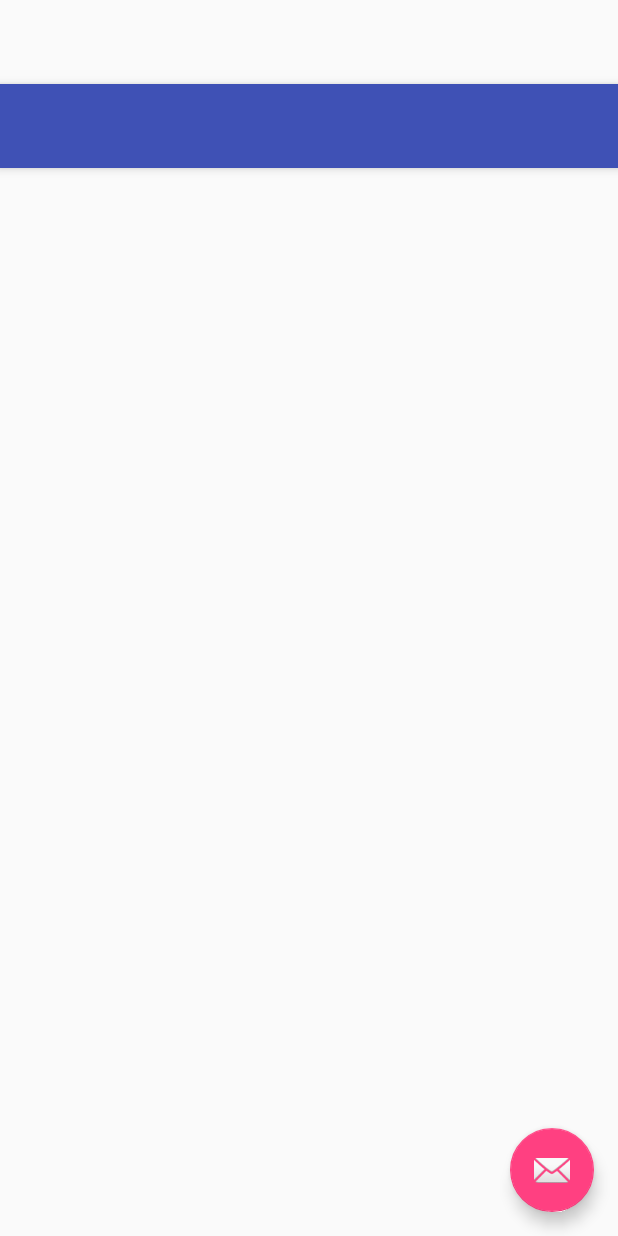
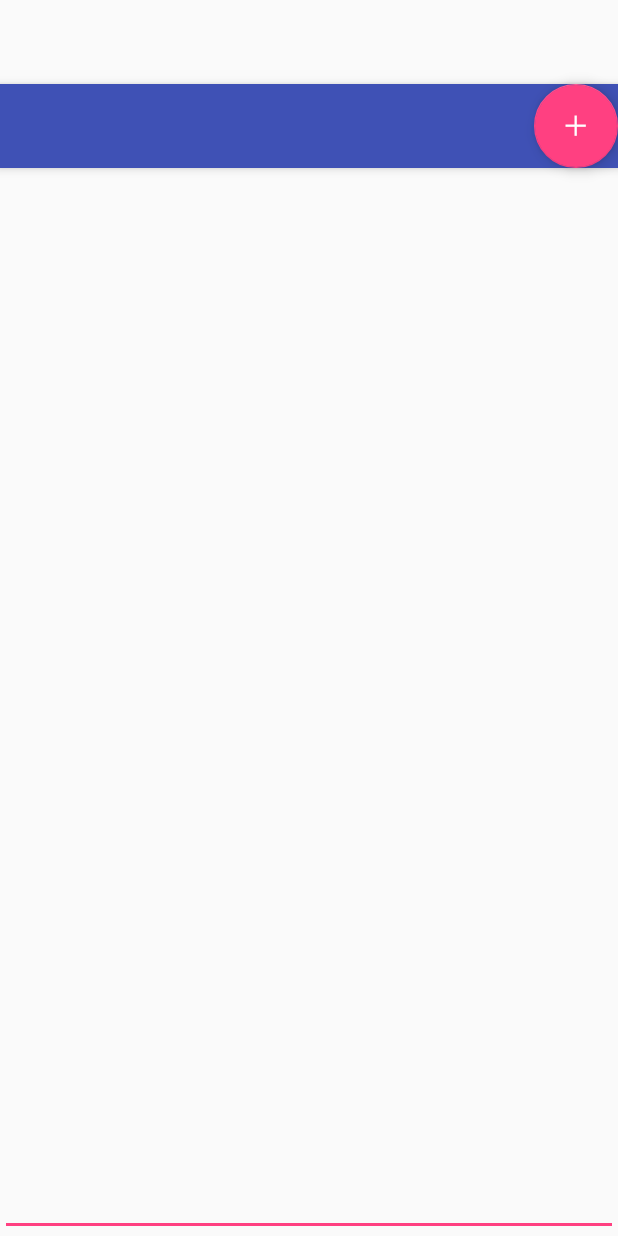
Before and after one commit to alechirsch/NoteWorthy, an Android app: the layout activity_add_note.xml on its own in the app's theme, with its tools: preview values and no code run, on a phone screen of 412 x 824 dp. Run offline under Robolectric (Android 15) with nearby library versions, the phone set to English and light mode, and no system bars.

Commit message:
Outline of addNote impl, besides toolbar

```diff
--- a/app/src/main/java/com/example/alec/tinlip/AddNoteActivity.java
+++ b/app/src/main/java/com/example/alec/tinlip/AddNoteActivity.java
@@ -8,6 +8,8 @@ import android.support.v7.widget.Toolbar;
 import android.view.View;
 
 public class AddNoteActivity extends AppCompatActivity {
+
+    final EditText noteText = (EditText) findViewById(R.id.noteText);
 
     @Override
     protected void onCreate(Bundle savedInstanceState) {
@@ -26,4 +28,33 @@ public class AddNoteActivity extends AppCompatActivity {
         });
     }
 
+    // TODO(kgeffen) Maybe, see how it looks before putting in work
+    //
+    // Whenever activity is viewed it should reset the textbox to empty
+    // http://stackoverflow.com/questions/18703841/call-method-on-activity-load-android
+
+
+    // TODO(kgeffen)
+    // Submit button interacts with sql, adding the note
+    @Override
+    public void addNote(View v) {
+        // If text box had no content, don't add the note
+        // TODO(kgeffen) Get the text field
+        if( noteText.getText().toString().equals("") ) {
+            return;
+        }
+
+        // Add entry to db
+        // Get gps data
+
+
+        // Format and push to sqlLite
+
+
+        // Empty the text box
+        noteText.setText("");
+
+        // TODO(kgeffen) Display the confirmation snapbar
+    }
+
 }
--- a/app/src/main/res/layout/activity_add_note.xml
+++ b/app/src/main/res/layout/activity_add_note.xml
@@ -17,9 +17,16 @@
 
     <include layout="@layout/content_add_note" />
 
-    <android.support.design.widget.FloatingActionButton android:id="@+id/fab"
-        android:layout_width="wrap_content" android:layout_height="wrap_content"
-        android:layout_gravity="bottom|end" android:layout_margin="@dimen/fab_margin"
-        android:src="@android:drawable/ic_dialog_email" />
+    <EditText android:id="@+id/noteText"
+        android:layout_width="match_parent"
+        android:layout_height="match_parent"
+        android:layout_alignParentRight="true"
+        android:layout_alignParentEnd="true" />
+    <android.support.design.widget.FloatingActionButton android:id="@+id/submit"
+        android:layout_width="wrap_content"
+        android:layout_height="wrap_content"
+        android:layout_gravity="end"
+        android:src="@drawable/ic_action_add"
+        android:onClick="addNote"/>
 
 </android.support.design.widget.CoordinatorLayout>
```
